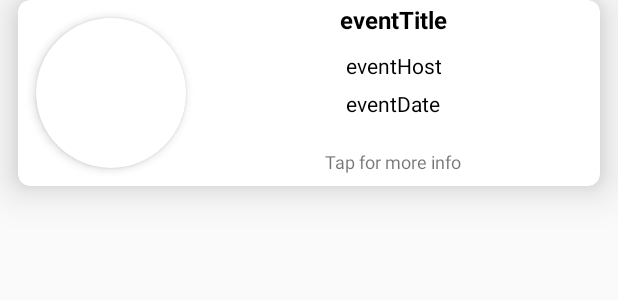
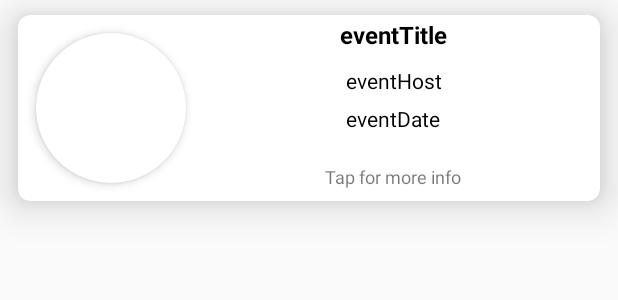
Before and after one commit to WillMahler/gather, an Android app: the layout recyclerview_item_events.xml on its own in the app's theme, with its tools: preview values and no code run, on a phone screen of 412 x 824 dp. Shown: the top 300 px of the screen. Run offline under Robolectric (Android 15) with nearby library versions, the phone set to English and light mode, and no system bars.

Commit message:
- Fixed top shadow display on first card

```diff
--- a/app/app/src/main/res/layout/recyclerview_item_events.xml
+++ b/app/app/src/main/res/layout/recyclerview_item_events.xml
@@ -4,7 +4,8 @@
     xmlns:app="http://schemas.android.com/apk/res-auto"
     android:layout_height="wrap_content"
     android:layout_width="match_parent"
-    android:layout_marginBottom="20dp"
+    android:layout_marginBottom="10dp"
+    android:layout_marginTop="10dp"
     android:layout_marginStart="@dimen/horizontal_padding"
     android:layout_marginEnd="@dimen/horizontal_padding"
     app:cardElevation="16dp"
```
